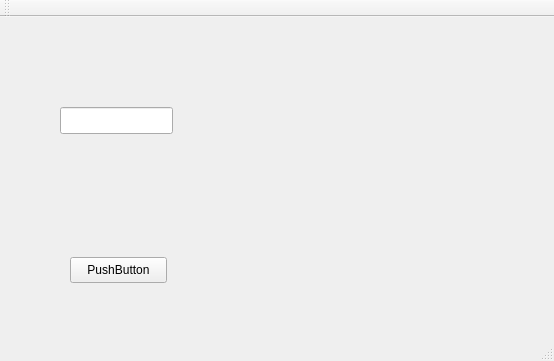
The window that MyFingerVein/mainwindow.ui (gessd/whh) describes before a commit, drawn with Qt 5.
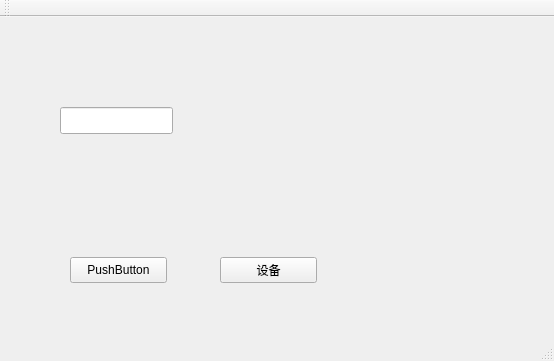
The same window after the commit.

Patch:
```diff
--- a/MyFingerVein/mainwindow.ui
+++ b/MyFingerVein/mainwindow.ui
@@ -37,6 +37,19 @@
      </rect>
     </property>
    </widget>
+   <widget class="QPushButton" name="pushButton_2">
+    <property name="geometry">
+     <rect>
+      <x>220</x>
+      <y>240</y>
+      <width>97</width>
+      <height>26</height>
+     </rect>
+    </property>
+    <property name="text">
+     <string>设备</string>
+    </property>
+   </widget>
   </widget>
   <widget class="QMenuBar" name="menuBar">
    <property name="geometry">
```
